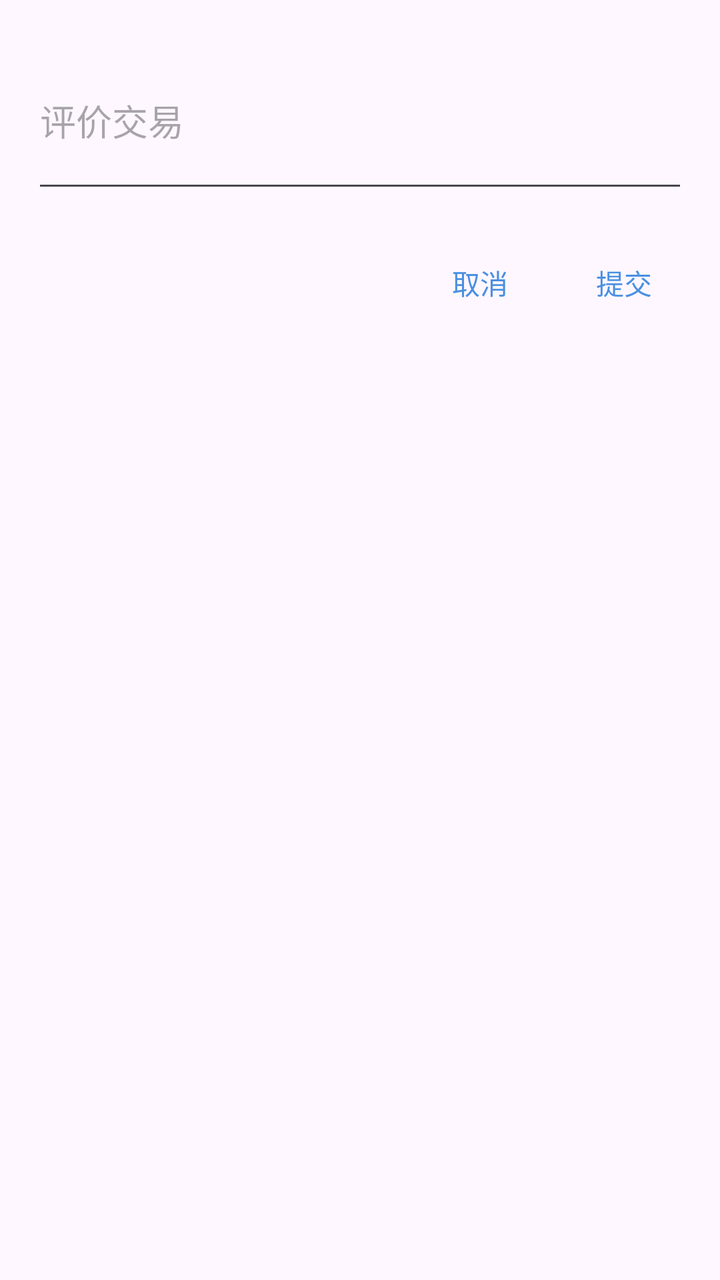
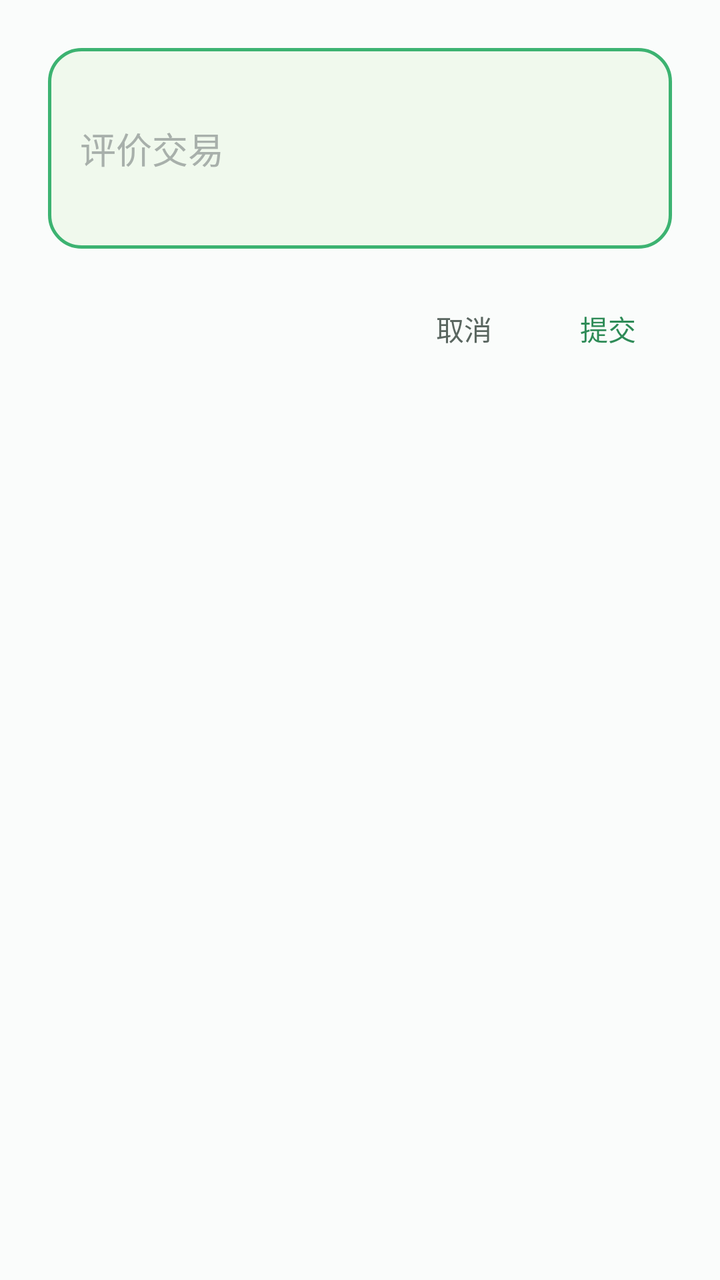

Before-and-after screenshots of an Android layout around one commit, followed by the original layout XML and the change that was made.
<!-- AndroidManifest.xml: application theme Theme.EtradeAndroid -->
<!-- res/layout/dialog_evaluate.xml -->
<?xml version="1.0" encoding="utf-8"?>
<LinearLayout xmlns:android="http://schemas.android.com/apk/res/android"
    android:layout_width="match_parent"
    android:layout_height="wrap_content"
    android:orientation="vertical"
    android:padding="16dp">

    
    <EditText
        android:id="@+id/etEvaluate"
        android:layout_width="match_parent"
        android:layout_height="wrap_content"
        android:hint="@string/evaluate_hint"
        android:inputType="textMultiLine"
        android:minLines="3"/>

    
    <LinearLayout
        android:layout_width="match_parent"
        android:layout_height="wrap_content"
        android:layout_marginTop="16dp"
        android:gravity="end"
        android:orientation="horizontal">

        <Button
            android:id="@+id/btnCancel"
            android:layout_width="wrap_content"
            android:layout_height="wrap_content"
            android:text="@string/cancel"
            style="?android:attr/buttonBarButtonStyle"/>

        <Button
            android:id="@+id/btnSubmit"
            android:layout_width="wrap_content"
            android:layout_height="wrap_content"
            android:text="@string/submit"
            android:layout_marginStart="8dp"
            style="?android:attr/buttonBarButtonStyle"/>

    </LinearLayout>

</LinearLayout>
<!-- resources referenced by this layout -->
<resources>
  <string name="cancel">取消</string>
  <string name="evaluate_hint">评价交易</string>
  <string name="submit">提交</string>
  <style name="Theme.EtradeAndroid" parent="Base.Theme.EtradeAndroid" />
  <style name="Base.Theme.EtradeAndroid" parent="Theme.Material3.DayNight.NoActionBar">
          <item name="colorPrimary">@color/primary_blue</item>
          <item name="colorOnPrimary">@color/white</item>
          <item name="colorSecondary">@color/accent_orange</item>
          <item name="colorOnSecondary">@color/white</item>
          <item name="android:statusBarColor">@color/primary_blue_dark</item>
          <item name="android:navigationBarColor">@color/white</item>
          <item name="colorSurface">@color/background_white</item>
          <item name="colorOnSurface">@color/text_primary</item>
      </style>
  <color name="primary_blue">#4A90E2</color>
  <color name="white">#FFFFFFFF</color>
  <color name="accent_orange">#F5A623</color>
  <color name="primary_blue_dark">#357ABD</color>
  <color name="background_white">#FFFFFF</color>
  <color name="text_primary">#212529</color>
</resources>

<!-- the commit's change to res/layout/dialog_evaluate.xml (unified diff, before → after) -->
@@ -3,7 +3,8 @@
     android:layout_width="match_parent"
     android:layout_height="wrap_content"
     android:orientation="vertical"
-    android:padding="16dp">
+    android:padding="24dp"
+    android:background="@color/background_card">
 
     
     <EditText
@@ -12,7 +13,11 @@
         android:layout_height="wrap_content"
         android:hint="@string/evaluate_hint"
         android:inputType="textMultiLine"
-        android:minLines="3"/>
+        android:minLines="3"
+        android:background="@drawable/bg_input"
+        android:padding="16dp"
+        android:textColor="@color/text_primary"
+        android:textColorHint="@color/text_hint"/>
 
     
     <LinearLayout
@@ -27,7 +32,8 @@
             android:layout_width="wrap_content"
             android:layout_height="wrap_content"
             android:text="@string/cancel"
-            style="?android:attr/buttonBarButtonStyle"/>
+            style="?android:attr/buttonBarButtonStyle"
+            android:textColor="@color/text_secondary"/>
 
         <Button
             android:id="@+id/btnSubmit"
@@ -35,7 +41,8 @@
             android:layout_height="wrap_content"
             android:text="@string/submit"
             android:layout_marginStart="8dp"
-            style="?android:attr/buttonBarButtonStyle"/>
+            style="?android:attr/buttonBarButtonStyle"
+            android:textColor="@color/primary_green"/>
 
     </LinearLayout>
 
<!-- resource entries referenced after the edit -->
@@ -1,24 +1,65 @@
 <!-- resources referenced by this layout -->
 <resources>
+  <color name="background_card">#FAFCFB</color>
+  <color name="primary_green">#2E8B57</color>
+  <color name="text_hint">#A8B0AB</color>
   <string name="cancel">取消</string>
   <string name="evaluate_hint">评价交易</string>
   <string name="submit">提交</string>
   <style name="Theme.EtradeAndroid" parent="Base.Theme.EtradeAndroid" />
+  <color name="background_light">#F0F9ED</color>
+  <color name="primary_green_light">#3CB371</color>
   <style name="Base.Theme.EtradeAndroid" parent="Theme.Material3.DayNight.NoActionBar">
-          <item name="colorPrimary">@color/primary_blue</item>
+          
+          <item name="colorPrimary">@color/primary_green</item>
           <item name="colorOnPrimary">@color/white</item>
-          <item name="colorSecondary">@color/accent_orange</item>
-          <item name="colorOnSecondary">@color/white</item>
-          <item name="android:statusBarColor">@color/primary_blue_dark</item>
-          <item name="android:navigationBarColor">@color/white</item>
+          <item name="colorPrimaryVariant">@color/primary_green_dark</item>
+          
+          
+          <item name="colorSecondary">@color/accent_yellow</item>
+          <item name="colorOnSecondary">@color/text_primary</item>
+          
+          
+          <item name="android:statusBarColor">@color/primary_green</item>
+          <item name="android:navigationBarColor">@color/background_white</item>
+          
+          
+          <item name="android:windowBackground">@color/background_light</item>
           <item name="colorSurface">@color/background_white</item>
           <item name="colorOnSurface">@color/text_primary</item>
+          
+          
+          <item name="shapeAppearanceSmallComponent">@style/ShapeAppearance.Etrade.Small</item>
+          <item name="shapeAppearanceMediumComponent">@style/ShapeAppearance.Etrade.Medium</item>
+          <item name="shapeAppearanceLargeComponent">@style/ShapeAppearance.Etrade.Large</item>
       </style>
-  <color name="primary_blue">#4A90E2</color>
   <color name="white">#FFFFFFFF</color>
-  <color name="accent_orange">#F5A623</color>
-  <color name="primary_blue_dark">#357ABD</color>
+  <color name="primary_green_dark">#267347</color>
+  <color name="accent_yellow">#F7D44A</color>
   <color name="background_white">#FFFFFF</color>
-  <color name="text_primary">#212529</color>
+  <style name="ShapeAppearance.Etrade.Small" parent="ShapeAppearance.Material3.SmallComponent">
+          <item name="cornerFamily">rounded</item>
+          <item name="cornerSize">12dp</item>
+      </style>
+  <style name="ShapeAppearance.Etrade.Medium" parent="ShapeAppearance.Material3.MediumComponent">
+          <item name="cornerFamily">rounded</item>
+          <item name="cornerSize">16dp</item>
+      </style>
+  <style name="ShapeAppearance.Etrade.Large" parent="ShapeAppearance.Material3.LargeComponent">
+          <item name="cornerFamily">rounded</item>
+          <item name="cornerSize">20dp</item>
+      </style>
+  <color name="text_primary">#1F2E1C</color>
+  <color name="text_secondary">#5A6660</color>
+  <!-- drawable bg_input (drawable) -->
+  <?xml version="1.0" encoding="utf-8"?>
+  <shape xmlns:android="http://schemas.android.com/apk/res/android">
+      
+      <solid android:color="@color/background_light" />
+      
+      <corners android:radius="16dp" />
+      
+      <stroke android:width="1.5dp" android:color="@color/primary_green_light" />
+  </shape>
 </resources>
 
